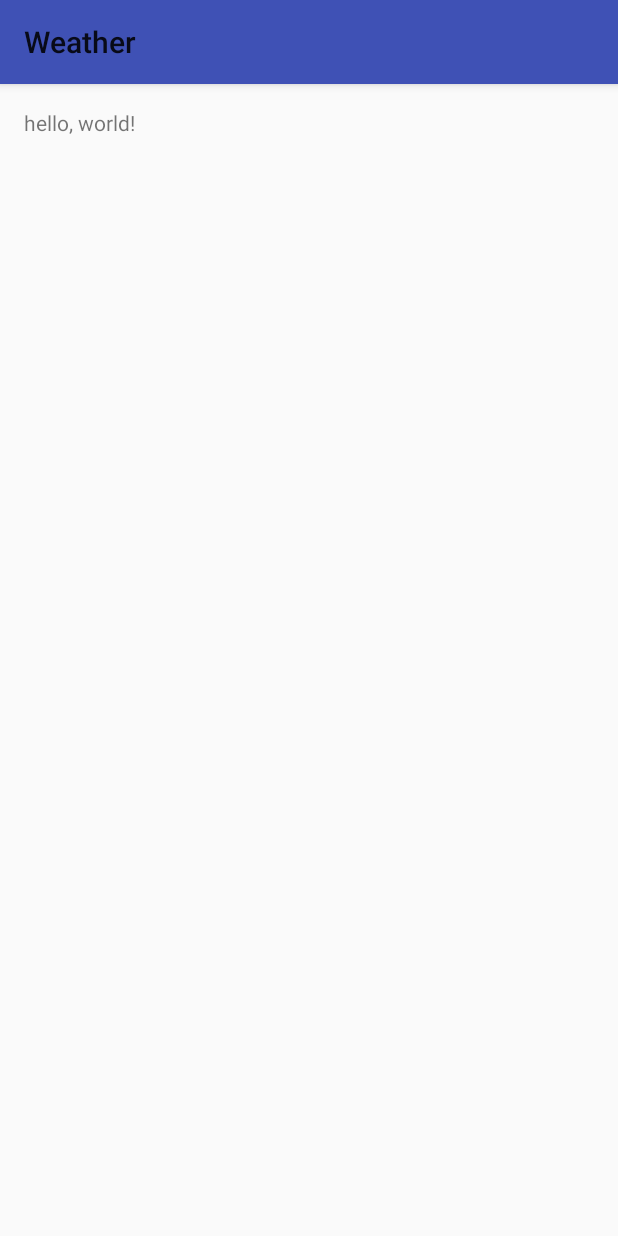
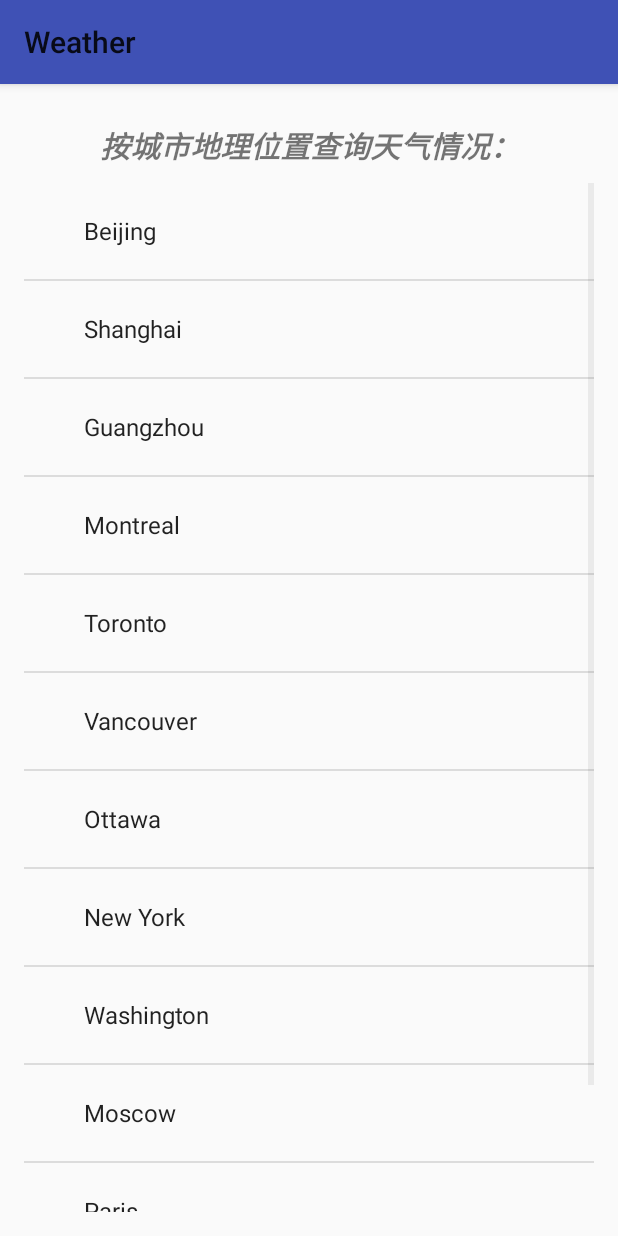
Before and after one commit to aiosdev/Weather, an Android app: the FuncByGeoCoorActivity screen opened directly, with no data from a screen before it, on a phone screen of 412 x 824 dp. Run offline under Robolectric (Android 15) with nearby library versions, the phone set to English and light mode, and no system bars; 1 statement that could not run was skipped.

```diff
--- a/app/build.gradle
+++ b/app/build.gradle
@@ -27,4 +27,6 @@ dependencies {
     compile 'com.android.support:appcompat-v7:24.2.1'
     testCompile 'junit:junit:4.12'
     compile 'com.google.code.gson:gson:2.8.0'
+    compile 'com.squareup.okhttp:okhttp:2.7.5'
+    compile 'com.squareup.okio:okio:1.11.0'
 }
--- a/app/src/main/AndroidManifest.xml
+++ b/app/src/main/AndroidManifest.xml
@@ -1,6 +1,8 @@
 <?xml version="1.0" encoding="utf-8"?>
 <manifest xmlns:android="http://schemas.android.com/apk/res/android"
           package="com.aiosdev.weather">
+
+    <uses-permission android:name="android.permission.INTERNET"></uses-permission>
 
     <application
         android:allowBackup="true"
--- a/app/src/main/res/layout/activity_func_by_geo_coor.xml
+++ b/app/src/main/res/layout/activity_func_by_geo_coor.xml
@@ -11,8 +11,19 @@
     android:paddingTop="@dimen/activity_vertical_margin"
     tools:context="com.aiosdev.weather.FuncByGeoCoorActivity">
     <TextView
+        android:id="@+id/tv"
         android:layout_width="match_parent"
         android:layout_height="wrap_content"
-        android:text="hello, world!"/>
+        android:textSize="20sp"
+        android:textStyle="bold|italic"
+        android:text="按城市地理位置查询天气情况："
+        android:layout_marginBottom="10dp"
+        android:layout_marginTop="10dp"
+        android:gravity="center"/>
+    <ListView
+        android:id="@+id/lisview"
+        android:layout_width="match_parent"
+        android:layout_height="match_parent"
+        android:layout_below="@id/tv"></ListView>
 
 </RelativeLayout>
```
Also changed, not shown: app/src/main/java/com/aiosdev/weather/FuncByGeoCoorActivity.java (+106 -0 lines), app/src/main/res/layout/listitem_by_geo_coor.xml (added, +7 -0 lines).
